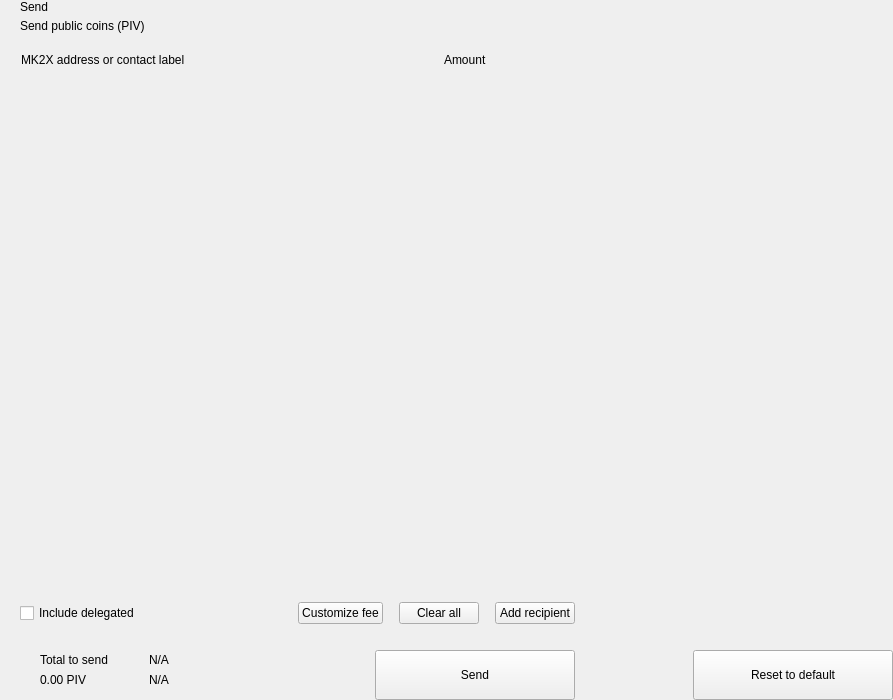
Above: src/qt/mk2x/forms/send.ui from mk2crypto/MK2 before the change. Below: the same form after it.
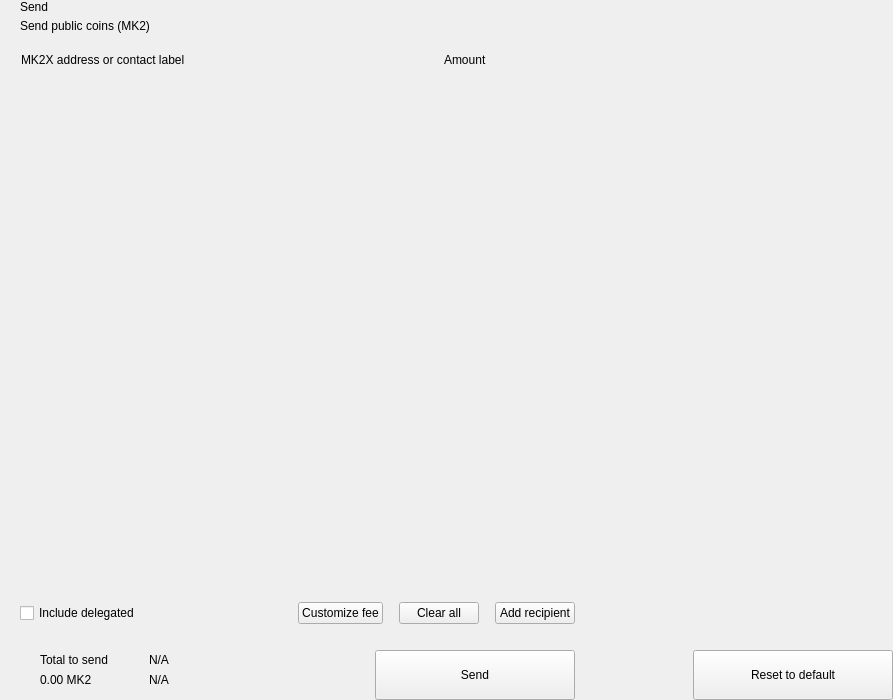
That is the form after the change. Custom widgets are drawn as their Qt base class.

Patch:
```diff
--- a/src/qt/mk2x/forms/send.ui
+++ b/src/qt/mk2x/forms/send.ui
@@ -81,7 +81,7 @@
             <item>
              <widget class="QLabel" name="labelSubtitle1">
               <property name="text">
-               <string>Send public coins (PIV)</string>
+               <string>Send public coins (MK2)</string>
               </property>
              </widget>
             </item>
@@ -464,7 +464,7 @@
                      <item>
                       <widget class="QLabel" name="labelAmountSend">
                        <property name="text">
-                        <string notr="true">0.00 PIV</string>
+                        <string notr="true">0.00 MK2</string>
                        </property>
                       </widget>
                      </item>
```
